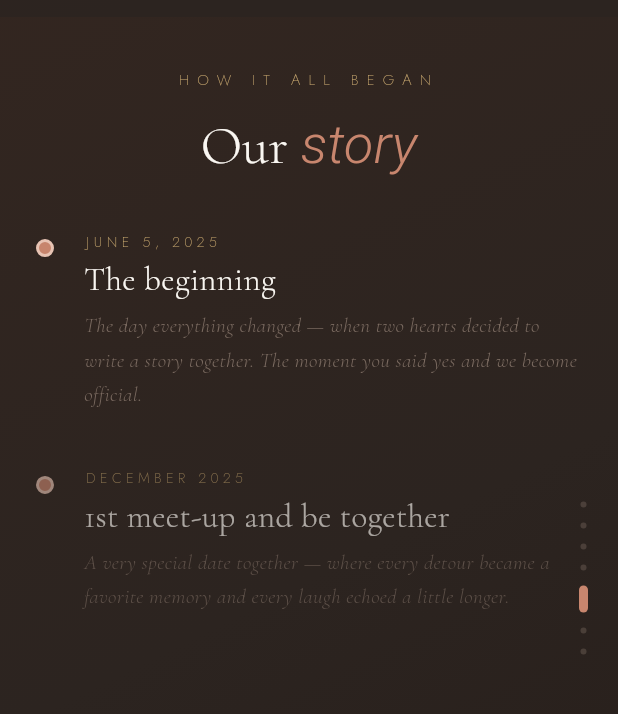
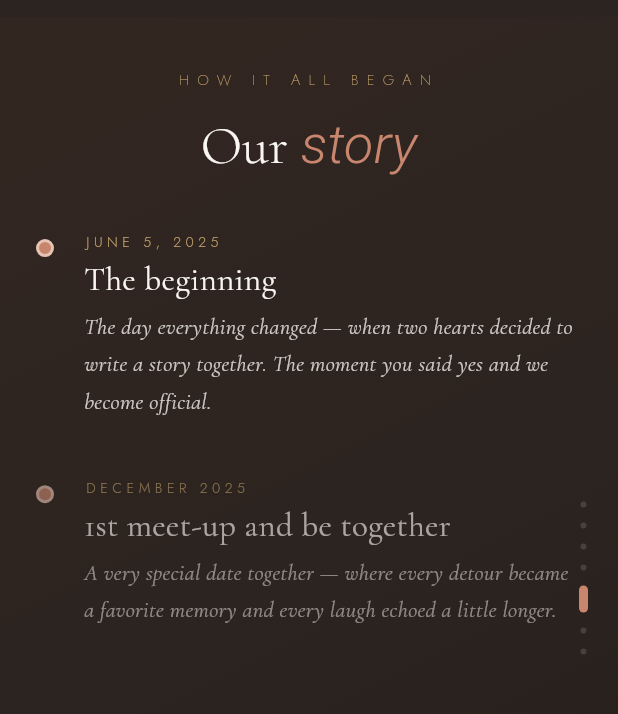
Before and after one commit to neyytann/anniversary, a Flutter app: the screen it shows after launch, swiped to page 5, on a phone screen of 412 x 824 dp, the part 40-754 px from its top. Run offline on Flutter 3.47's test engine with Material 3 defaults, Android fonts, the phone set to English and light mode, and no system bars; our stand-ins replace google_fonts.

Commit message:
text visibility

```diff
--- a/lib/widgets/timeline_section.dart
+++ b/lib/widgets/timeline_section.dart
@@ -293,7 +293,7 @@ class _TimelineSectionState extends State<TimelineSection>
           textAlign: align,
           style: GoogleFonts.jost(
             fontSize: 9.5,
-            fontWeight: FontWeight.w200,
+            fontWeight: FontWeight.w300,
             letterSpacing: 3,
             color: AppColors.gold,
           ),
@@ -304,7 +304,7 @@ class _TimelineSectionState extends State<TimelineSection>
           textAlign: align,
           style: GoogleFonts.cormorantGaramond(
             fontSize: 22,
-            fontWeight: FontWeight.w300,
+            fontWeight: FontWeight.w400,   // bumped from w300 → w400
             color: AppColors.cream,
             height: 1.2,
           ),
@@ -314,10 +314,10 @@ class _TimelineSectionState extends State<TimelineSection>
           m.description,
           textAlign: align,
           style: GoogleFonts.cormorantGaramond(
-            fontSize: 14,
-            fontWeight: FontWeight.w300,
+            fontSize: 15,                               // bumped from 14 → 15
+            fontWeight: FontWeight.w400,                // bumped from w300 → w400
             fontStyle: FontStyle.italic,
-            color: AppColors.muted,
+            color: AppColors.cream.withOpacity(0.78),  // was AppColors.muted
             height: 1.65,
           ),
         ),
```
Also changed, not shown: 2 other files.
